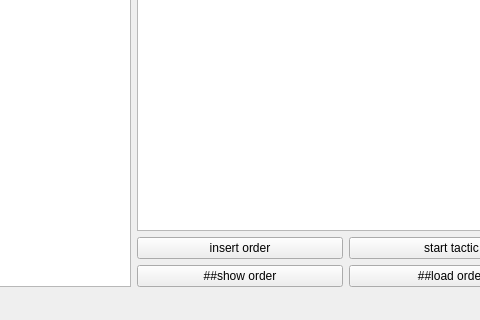
wdy0401/only_qt_ctp, file mainwindow.ui: the form before one commit; both pictures show x 297 to 777 and y 277 to 597 of the 998 by 597 pixel window.
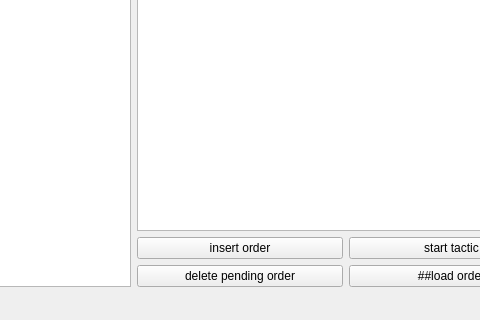
The form after the commit.

Commit message:
取消pending order实现
存在重复删除的问题  还未确定原因

The edit to the form file:
```diff
--- a/mainwindow.ui
+++ b/mainwindow.ui
@@ -152,7 +152,7 @@
           <item row="1" column="0">
            <widget class="QPushButton" name="pushButton_5">
             <property name="text">
-             <string>##show order</string>
+             <string>delete pending order</string>
             </property>
            </widget>
           </item>
```
The commit also changes 7 other files.
